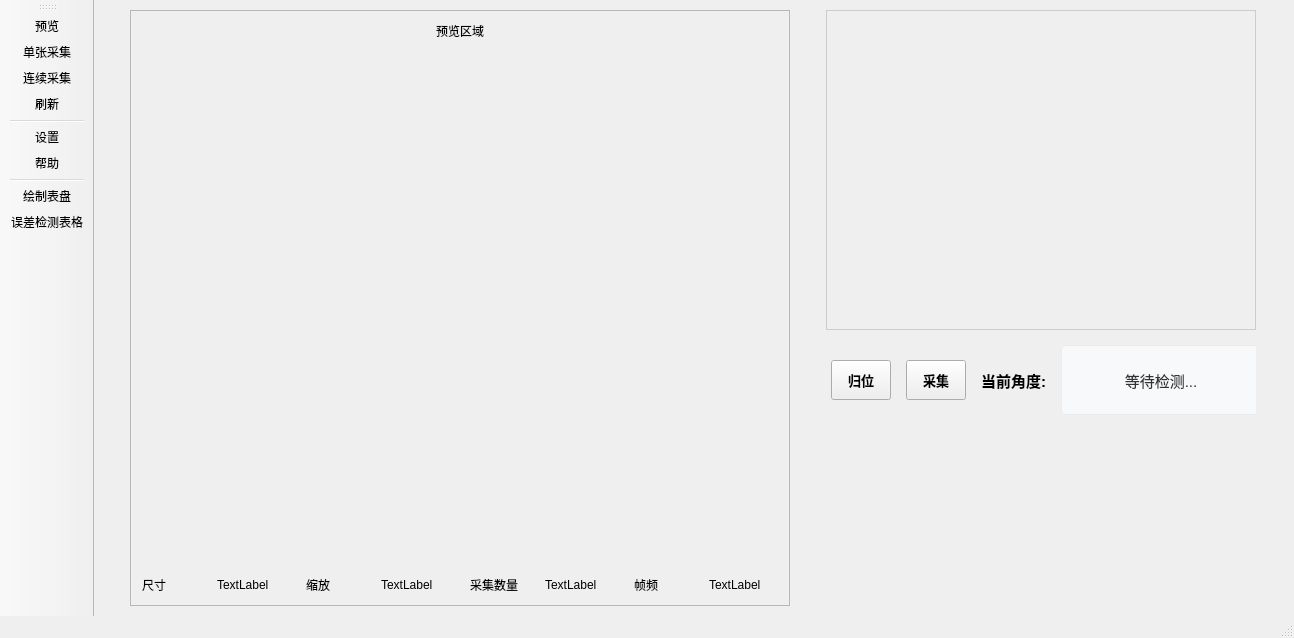
leoda1/OpenCV-YOLO-MeterReader, file src/mainwindow.ui: the form before one commit.
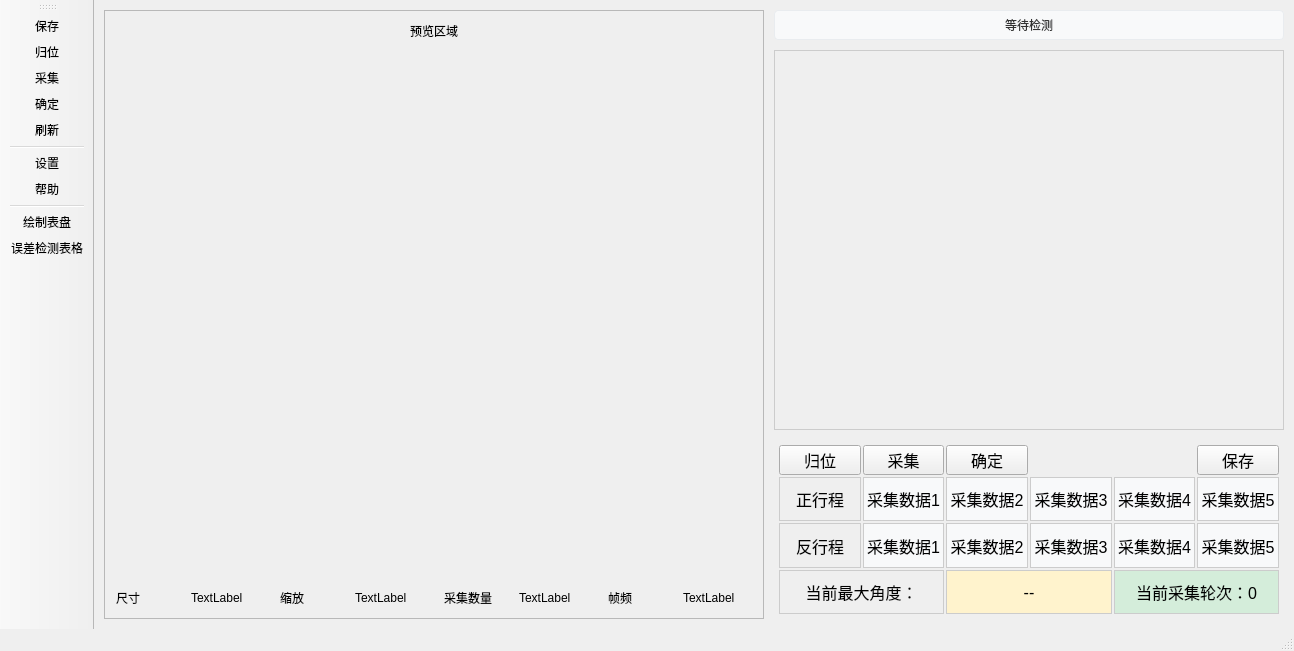
The form after the commit. Icons and pictures are not drawn.

Diff of the .ui file:
```diff
--- a/src/mainwindow.ui
+++ b/src/mainwindow.ui
@@ -6,8 +6,8 @@
    <rect>
     <x>0</x>
     <y>0</y>
-    <width>1231</width>
-    <height>638</height>
+    <width>1277</width>
+    <height>651</height>
    </rect>
   </property>
   <property name="sizePolicy">
@@ -17,7 +17,7 @@
    </sizepolicy>
   </property>
   <property name="windowTitle">
-   <string>MainWindow</string>
+   <string>Automatic dial drawing system </string>
   </property>
   <widget class="QWidget" name="centralWidget">
    <property name="minimumSize">
@@ -43,14 +43,7 @@
      <number>10</number>
     </property>
     <item>
-     <!-- 左侧源图像区域 -->
      <widget class="QFrame" name="srcFrame">
-      <property name="frameShape">
-       <enum>QFrame::Shape::StyledPanel</enum>
-      </property>
-      <property name="frameShadow">
-       <enum>QFrame::Shadow::Raised</enum>
-      </property>
       <property name="minimumSize">
        <size>
         <width>660</width>
@@ -63,6 +56,12 @@
         <height>16777215</height>
        </size>
       </property>
+      <property name="frameShape">
+       <enum>QFrame::Shape::StyledPanel</enum>
+      </property>
+      <property name="frameShadow">
+       <enum>QFrame::Shadow::Raised</enum>
+      </property>
       <layout class="QVBoxLayout" name="srcVerticalLayout" stretch="0,1,0">
        <property name="spacing">
         <number>5</number>
@@ -206,183 +205,478 @@
      </widget>
     </item>
     <item>
-     <!-- 右侧区域 -->
      <layout class="QVBoxLayout" name="rightVerticalLayout">
       <property name="spacing">
        <number>10</number>
       </property>
       <item>
-       <!-- 检测结果显示区域 -->
-       <widget class="QLabel" name="destDisplay">
+       <widget class="QLabel" name="labelAngle">
         <property name="minimumSize">
          <size>
-          <width>430</width>
-          <height>320</height>
+          <width>120</width>
+          <height>25</height>
          </size>
         </property>
         <property name="maximumSize">
          <size>
-          <width>430</width>
-          <height>320</height>
+          <width>16777215</width>
+          <height>30</height>
          </size>
         </property>
-        <property name="text">
-         <string/>
-        </property>
-        <property name="scaledContents">
-         <bool>true</bool>
+        <property name="font">
+         <font>
+          <pointsize>9</pointsize>
+          <bold>false</bold>
+         </font>
         </property>
         <property name="styleSheet">
-         <string notr="true">border: 1px solid #ccc;</string>
-        </property>
-       </widget>
-      </item>
-      <item>
-       <!-- 识别角度控制区域 -->
-       <widget class="QWidget" name="angleControlWidget">
-        <property name="minimumSize">
-         <size>
-          <width>430</width>
-          <height>80</height>
-         </size>
-        </property>
-        <property name="maximumSize">
-         <size>
-          <width>430</width>
-          <height>80</height>
-         </size>
-        </property>
-        <property name="visible">
-         <bool>true</bool>
-        </property>
-        <layout class="QHBoxLayout" name="angleLayout">
-         <property name="spacing">
-          <number>15</number>
-         </property>
-         <property name="leftMargin">
-          <number>5</number>
-         </property>
-         <property name="topMargin">
-          <number>5</number>
-         </property>
-         <property name="rightMargin">
-          <number>5</number>
-         </property>
-         <property name="bottomMargin">
-          <number>5</number>
-         </property>
-         <item>
-          <widget class="QPushButton" name="pushResetZero">
-           <property name="minimumSize">
-            <size>
-             <width>60</width>
-             <height>40</height>
-            </size>
-           </property>
-           <property name="maximumSize">
-            <size>
-             <width>60</width>
-             <height>40</height>
-            </size>
-           </property>
-           <property name="font">
-            <font>
-             <pointsize>10</pointsize>
-             <bold>true</bold>
-            </font>
-           </property>
-           <property name="text">
-            <string>归位</string>
-           </property>
-          </widget>
-         </item>
-         <item>
-          <widget class="QPushButton" name="pushCaptureZero">
-           <property name="minimumSize">
-            <size>
-             <width>60</width>
-             <height>40</height>
-            </size>
-           </property>
-           <property name="maximumSize">
-            <size>
-             <width>60</width>
-             <height>40</height>
-            </size>
-           </property>
-           <property name="font">
-            <font>
-             <pointsize>10</pointsize>
-             <bold>true</bold>
-            </font>
-           </property>
-           <property name="text">
-            <string>采集</string>
-           </property>
-          </widget>
-         </item>
-         <item>
-          <widget class="QLabel" name="angleLabel">
-           <property name="font">
-            <font>
-             <pointsize>11</pointsize>
-             <bold>true</bold>
-            </font>
-           </property>
-           <property name="text">
-            <string>当前角度:</string>
-           </property>
-          </widget>
-         </item>
-         <item>
-          <widget class="QLabel" name="labelAngle">
-           <property name="minimumSize">
-            <size>
-             <width>200</width>
-             <height>40</height>
-            </size>
-           </property>
-           <property name="font">
-            <font>
-             <pointsize>11</pointsize>
-             <bold>false</bold>
-            </font>
-           </property>
-           <property name="styleSheet">
-            <string notr="true">QLabel {
+         <string notr="true">QLabel {
     background-color: #f8f9fa;
     border: 1px solid #e9ecef;
     border-radius: 4px;
-    padding: 8px;
+    padding: 4px 8px;
     color: #333;
 }</string>
-           </property>
-           <property name="text">
-            <string>等待检测...</string>
-           </property>
-           <property name="alignment">
-            <set>Qt::AlignmentFlag::AlignCenter</set>
-           </property>
-           <property name="wordWrap">
-            <bool>true</bool>
-           </property>
-          </widget>
-         </item>
-        </layout>
+        </property>
+        <property name="text">
+         <string>等待检测</string>
+        </property>
+        <property name="alignment">
+         <set>Qt::AlignmentFlag::AlignCenter</set>
+        </property>
+        <property name="wordWrap">
+         <bool>true</bool>
+        </property>
        </widget>
       </item>
       <item>
-       <spacer name="rightVerticalSpacer">
-        <property name="orientation">
-         <enum>Qt::Vertical</enum>
+       <widget class="QLabel" name="destDisplay">
+        <property name="minimumSize">
+         <size>
+          <width>430</width>
+          <height>380</height>
+         </size>
         </property>
-        <property name="sizeHint" stdset="0">
+        <property name="maximumSize">
          <size>
-          <width>20</width>
-          <height>40</height>
+          <width>100000</width>
+          <height>400</height>
          </size>
         </property>
-       </spacer>
+        <property name="styleSheet">
+         <string notr="true">border: 1px solid #ccc;</string>
+        </property>
+        <property name="text">
+         <string/>
+        </property>
+        <property name="scaledContents">
+         <bool>true</bool>
+        </property>
+       </widget>
+      </item>
+      <item>
+       <layout class="QGridLayout" name="dataGridLayout">
+        <property name="leftMargin">
+         <number>5</number>
+        </property>
+        <property name="topMargin">
+         <number>5</number>
+        </property>
+        <property name="rightMargin">
+         <number>5</number>
+        </property>
+        <property name="bottomMargin">
+         <number>5</number>
+        </property>
+        <property name="spacing">
+         <number>2</number>
+        </property>
+        <item row="2" column="3">
+         <widget class="QLabel" name="labelReverseData3">
+          <property name="font">
+           <font>
+            <pointsize>12</pointsize>
+            <bold>false</bold>
+           </font>
+          </property>
+          <property name="styleSheet">
+           <string notr="true">QLabel { border: 1px solid #ccc; padding: 3px; background-color: #f8f9fa; }</string>
+          </property>
+          <property name="text">
+           <string>采集数据3</string>
+          </property>
+          <property name="alignment">
+           <set>Qt::AlignmentFlag::AlignCenter</set>
+          </property>
+         </widget>
+        </item>
+        <item row="2" column="1">
+         <widget class="QLabel" name="labelReverseData1">
+          <property name="font">
+           <font>
+            <pointsize>12</pointsize>
+            <bold>false</bold>
+           </font>
+          </property>
+          <property name="styleSheet">
+           <string notr="true">QLabel { border: 1px solid #ccc; padding: 3px; background-color: #f8f9fa; }</string>
+          </property>
+          <property name="text">
+           <string>采集数据1</string>
+          </property>
+          <property name="alignment">
+           <set>Qt::AlignmentFlag::AlignCenter</set>
+          </property>
+         </widget>
+        </item>
+        <item row="1" column="5">
+         <widget class="QLabel" name="labelForwardData5">
+          <property name="font">
+           <font>
+            <pointsize>12</pointsize>
+            <bold>false</bold>
+           </font>
+          </property>
+          <property name="styleSheet">
+           <string notr="true">QLabel { border: 1px solid #ccc; padding: 3px; background-color: #f8f9fa; }</string>
+          </property>
+          <property name="text">
+           <string>采集数据5</string>
+          </property>
+          <property name="alignment">
+           <set>Qt::AlignmentFlag::AlignCenter</set>
+          </property>
+         </widget>
+        </item>
+        <item row="1" column="0">
+         <widget class="QLabel" name="labelForward">
+          <property name="font">
+           <font>
+            <pointsize>12</pointsize>
+            <bold>false</bold>
+           </font>
+          </property>
+          <property name="styleSheet">
+           <string notr="true">QLabel { border: 1px solid #ccc; padding: 3px; }</string>
+          </property>
+          <property name="text">
+           <string>正行程</string>
+          </property>
+          <property name="alignment">
+           <set>Qt::AlignmentFlag::AlignCenter</set>
+          </property>
+         </widget>
+        </item>
+        <item row="1" column="1">
+         <widget class="QLabel" name="labelForwardData1">
+          <property name="font">
+           <font>
+            <pointsize>12</pointsize>
+            <bold>false</bold>
+           </font>
+          </property>
+          <property name="styleSheet">
+           <string notr="true">QLabel { border: 1px solid #ccc; padding: 3px; background-color: #f8f9fa; }</string>
+          </property>
+          <property name="text">
+           <string>采集数据1</string>
+          </property>
+          <property name="alignment">
+           <set>Qt::AlignmentFlag::AlignCenter</set>
+          </property>
+         </widget>
+        </item>
+        <item row="3" column="0" colspan="2">
+         <widget class="QLabel" name="labelMaxAngle">
+          <property name="font">
+           <font>
+            <pointsize>12</pointsize>
+            <bold>false</bold>
+           </font>
+          </property>
+          <property name="styleSheet">
+           <string notr="true">QLabel { border: 1px solid #ccc; padding: 3px; }</string>
+          </property>
+          <property name="text">
+           <string>当前最大角度：</string>
+          </property>
+          <property name="alignment">
+           <set>Qt::AlignmentFlag::AlignCenter</set>
+          </property>
+         </widget>
+        </item>
+        <item row="3" column="2" colspan="2">
+         <widget class="QLabel" name="labelMaxAngleValue">
+          <property name="font">
+           <font>
+            <pointsize>12</pointsize>
+            <bold>false</bold>
+           </font>
+          </property>
+          <property name="styleSheet">
+           <string notr="true">QLabel { border: 1px solid #ccc; padding: 3px; background-color: #fff3cd; }</string>
+          </property>
+          <property name="text">
+           <string>--</string>
+          </property>
+          <property name="alignment">
+           <set>Qt::AlignmentFlag::AlignCenter</set>
+          </property>
+         </widget>
+        </item>
+        <item row="3" column="4" colspan="2">
+         <widget class="QLabel" name="labelSaveCount">
+          <property name="font">
+           <font>
+            <pointsize>12</pointsize>
+            <bold>false</bold>
+           </font>
+          </property>
+          <property name="styleSheet">
+           <string notr="true">QLabel { border: 1px solid #ccc; padding: 3px; background-color: #d4edda; }</string>
+          </property>
+          <property name="text">
+           <string>当前采集轮次：0</string>
+          </property>
+          <property name="alignment">
+           <set>Qt::AlignmentFlag::AlignCenter</set>
+          </property>
+         </widget>
+        </item>
+        <item row="2" column="5">
+         <widget class="QLabel" name="labelReverseData5">
+          <property name="font">
+           <font>
+            <pointsize>12</pointsize>
+            <bold>false</bold>
+           </font>
+          </property>
+          <property name="styleSheet">
+           <string notr="true">QLabel { border: 1px solid #ccc; padding: 3px; background-color: #f8f9fa; }</string>
+          </property>
+          <property name="text">
+           <string>采集数据5</string>
+          </property>
+          <property name="alignment">
+           <set>Qt::AlignmentFlag::AlignCenter</set>
+          </property>
+         </widget>
+        </item>
+        <item row="1" column="2">
+         <widget class="QLabel" name="labelForwardData2">
+          <property name="font">
+           <font>
+            <pointsize>12</pointsize>
+            <bold>false</bold>
+           </font>
+          </property>
+          <property name="styleSheet">
+           <string notr="true">QLabel { border: 1px solid #ccc; padding: 3px; background-color: #f8f9fa; }</string>
+          </property>
+          <property name="text">
+           <string>采集数据2</string>
+          </property>
+          <property name="alignment">
+           <set>Qt::AlignmentFlag::AlignCenter</set>
+          </property>
+         </widget>
+        </item>
+        <item row="2" column="2">
+         <widget class="QLabel" name="labelReverseData2">
+          <property name="font">
+           <font>
+            <pointsize>12</pointsize>
+            <bold>false</bold>
+           </font>
+          </property>
+          <property name="styleSheet">
+           <string notr="true">QLabel { border: 1px solid #ccc; padding: 3px; background-color: #f8f9fa; }</string>
+          </property>
+          <property name="text">
+           <string>采集数据2</string>
+          </property>
+          <property name="alignment">
+           <set>Qt::AlignmentFlag::AlignCenter</set>
+          </property>
+         </widget>
+        </item>
+        <item row="2" column="0">
+         <widget class="QLabel" name="labelReverse">
+          <property name="font">
+           <font>
+            <pointsize>12</pointsize>
+            <bold>false</bold>
+           </font>
+          </property>
+          <property name="styleSheet">
+           <string notr="true">QLabel { border: 1px solid #ccc; padding: 3px; }</string>
+          </property>
+          <property name="text">
+           <string>反行程</string>
+          </property>
+          <property name="alignment">
+           <set>Qt::AlignmentFlag::AlignCenter</set>
+          </property>
+         </widget>
+        </item>
+        <item row="1" column="4">
+         <widget class="QLabel" name="labelForwardData4">
+          <property name="font">
+           <font>
+            <pointsize>12</pointsize>
+            <bold>false</bold>
+           </font>
+          </property>
+          <property name="styleSheet">
+           <string notr="true">QLabel { border: 1px solid #ccc; padding: 3px; background-color: #f8f9fa; }</string>
+          </property>
+          <property name="text">
+           <string>采集数据4</string>
+          </property>
+          <property name="alignment">
+           <set>Qt::AlignmentFlag::AlignCenter</set>
+          </property>
+         </widget>
+        </item>
+        <item row="1" column="3">
+         <widget class="QLabel" name="labelForwardData3">
+          <property name="font">
+           <font>
+            <pointsize>12</pointsize>
+            <bold>false</bold>
+           </font>
+          </property>
+          <property name="styleSheet">
+           <string notr="true">QLabel { border: 1px solid #ccc; padding: 3px; background-color: #f8f9fa; }</string>
+          </property>
+          <property name="text">
+           <string>采集数据3</string>
+          </property>
+          <property name="alignment">
+           <set>Qt::AlignmentFlag::AlignCenter</set>
+          </property>
+         </widget>
+        </item>
+        <item row="2" column="4">
+         <widget class="QLabel" name="labelReverseData4">
+          <property name="font">
+           <font>
+            <pointsize>12</pointsize>
+            <bold>false</bold>
+           </font>
+          </property>
+          <property name="styleSheet">
+           <string notr="true">QLabel { border: 1px solid #ccc; padding: 3px; background-color: #f8f9fa; }</string>
+          </property>
+          <property name="text">
+           <string>采集数据4</string>
+          </property>
+          <property name="alignment">
+           <set>Qt::AlignmentFlag::AlignCenter</set>
+          </property>
+         </widget>
+        </item>
+        <item row="0" column="0">
+         <widget class="QPushButton" name="pushResetZero">
+          <property name="minimumSize">
+           <size>
+            <width>60</width>
+            <height>30</height>
+           </size>
+          </property>
+          <property name="maximumSize">
+           <size>
+            <width>100</width>
+            <height>30</height>
+           </size>
+          </property>
+          <property name="font">
+           <font>
+            <pointsize>12</pointsize>
+            <bold>false</bold>
+           </font>
+          </property>
+          <property name="text">
+           <string>归位</string>
+          </property>
+         </widget>
+        </item>
+        <item row="0" column="5">
+         <widget class="QPushButton" name="pushSave">
+          <property name="minimumSize">
+           <size>
+            <width>80</width>
+            <height>30</height>
+           </size>
+          </property>
+          <property name="maximumSize">
+           <size>
+            <width>100</width>
+            <height>30</height>
+           </size>
+          </property>
+          <property name="font">
+           <font>
+            <pointsize>12</pointsize>
+            <bold>false</bold>
+           </font>
+          </property>
+          <property name="text">
+           <string>保存</string>
+          </property>
+         </widget>
+        </item>
+        <item row="0" column="1">
+         <widget class="QPushButton" name="pushCaptureZero">
+          <property name="minimumSize">
+           <size>
+            <width>60</width>
+            <height>30</height>
+           </size>
+          </property>
+          <property name="maximumSize">
+           <size>
+            <width>100</width>
+            <height>30</height>
+           </size>
+          </property>
+          <property name="font">
+           <font>
+            <pointsize>12</pointsize>
+            <bold>false</bold>
+           </font>
+          </property>
+          <property name="text">
+           <string>采集</string>
+          </property>
+         </widget>
+        </item>
+        <item row="0" column="2">
+         <widget class="QPushButton" name="pushConfirm">
+          <property name="minimumSize">
+           <size>
+            <width>80</width>
+            <height>30</height>
+           </size>
+          </property>
+          <property name="maximumSize">
+           <size>
+            <width>100</width>
+            <height>30</height>
+           </size>
+          </property>
+          <property name="font">
+           <font>
+            <pointsize>12</pointsize>
+            <bold>false</bold>
+           </font>
+          </property>
+          <property name="text">
+           <string>确定</string>
+          </property>
+         </widget>
+        </item>
+       </layout>
       </item>
      </layout>
     </item>
@@ -393,8 +687,8 @@
     <rect>
      <x>0</x>
      <y>0</y>
-     <width>1231</width>
-     <height>37</height>
+     <width>1277</width>
+     <height>24</height>
     </rect>
    </property>
   </widget>
@@ -405,9 +699,10 @@
    <attribute name="toolBarBreak">
     <bool>false</bool>
    </attribute>
-   <addaction name="actionPreview"/>
-   <addaction name="actionCollectSingle"/>
-   <addaction name="actionCollectMulti"/>
+   <addaction name="actionSave"/>
+   <addaction name="actionResetZero"/>
+   <addaction name="actionCapture"/>
+   <addaction name="actionConfirm"/>
    <addaction name="actionRefresh"/>
    <addaction name="separator"/>
    <addaction name="actionSetting"/>
@@ -417,40 +712,52 @@
    <addaction name="actionErrorTable"/>
   </widget>
   <widget class="QStatusBar" name="statusBar"/>
-  <action name="actionPreview">
+  <action name="actionSave">
    <property name="icon">
     <iconset resource="images.qrc">
-     <normaloff>:/images/play_32x32.png</normaloff>:/images/play_32x32.png</iconset>
+     <normaloff>:/images/save.png</normaloff>:/images/save.png</iconset>
    </property>
    <property name="text">
-    <string>预览</string>
+    <string>保存</string>
    </property>
    <property name="toolTip">
-    <string>预览</string>
+    <string>保存</string>
    </property>
   </action>
-  <action name="actionCollectSingle">
+  <action name="actionResetZero">
    <property name="icon">
     <iconset resource="images.qrc">
-     <normaloff>:/images/OneShot.png</normaloff>:/images/OneShot.png</iconset>
+     <normaloff>:/images/zero.png</normaloff>:/images/zero.png</iconset>
    </property>
    <property name="text">
-    <string>单张采集</string>
+    <string>归位</string>
    </property>
    <property name="toolTip">
-    <string>单张采集</string>
+    <string>归位</string>
    </property>
   </action>
-  <action name="actionCollectMulti">
+  <action name="actionCapture">
    <property name="icon">
     <iconset resource="images.qrc">
-     <normaloff>:/images/ContinuousShot.png</normaloff>:/images/ContinuousShot.png</iconset>
+     <normaloff>:/images/get.png</normaloff>:/images/get.png</iconset>
    </property>
    <property name="text">
-    <string>连续采集</string>
+    <string>采集</string>
    </property>
    <property name="toolTip">
-    <string>连续采集</string>
+    <string>采集</string>
+   </property>
+  </action>
+  <action name="actionConfirm">
+   <property name="icon">
+    <iconset resource="images.qrc">
+     <normaloff>:/images/sure.png</normaloff>:/images/sure.png</iconset>
+   </property>
+   <property name="text">
+    <string>确定</string>
+   </property>
+   <property name="toolTip">
+    <string>确定</string>
    </property>
   </action>
   <action name="actionSetting">
```
